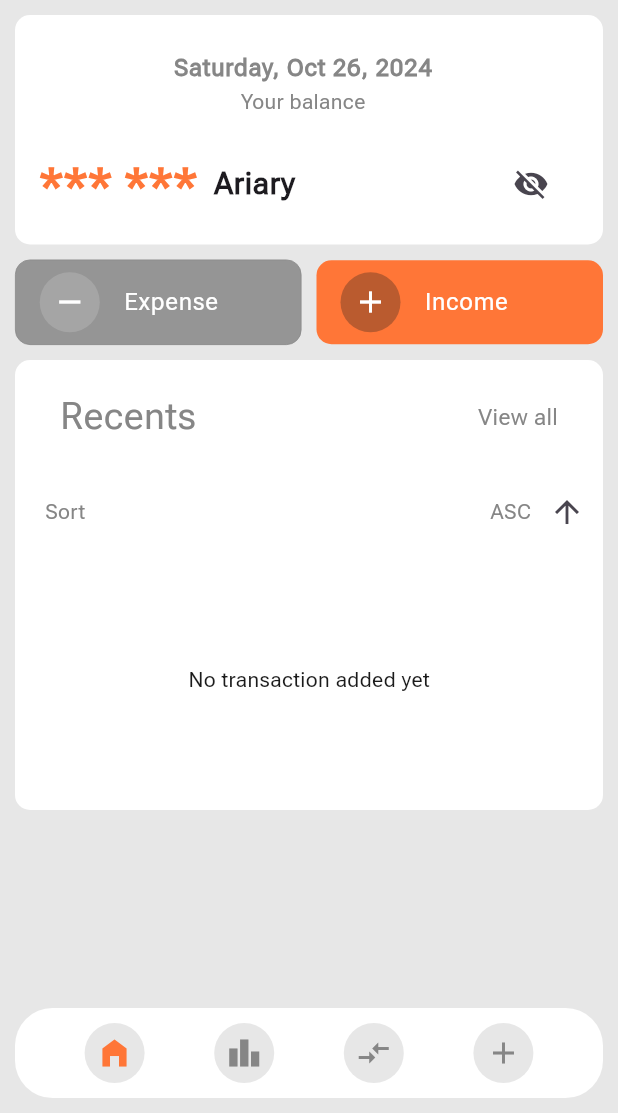
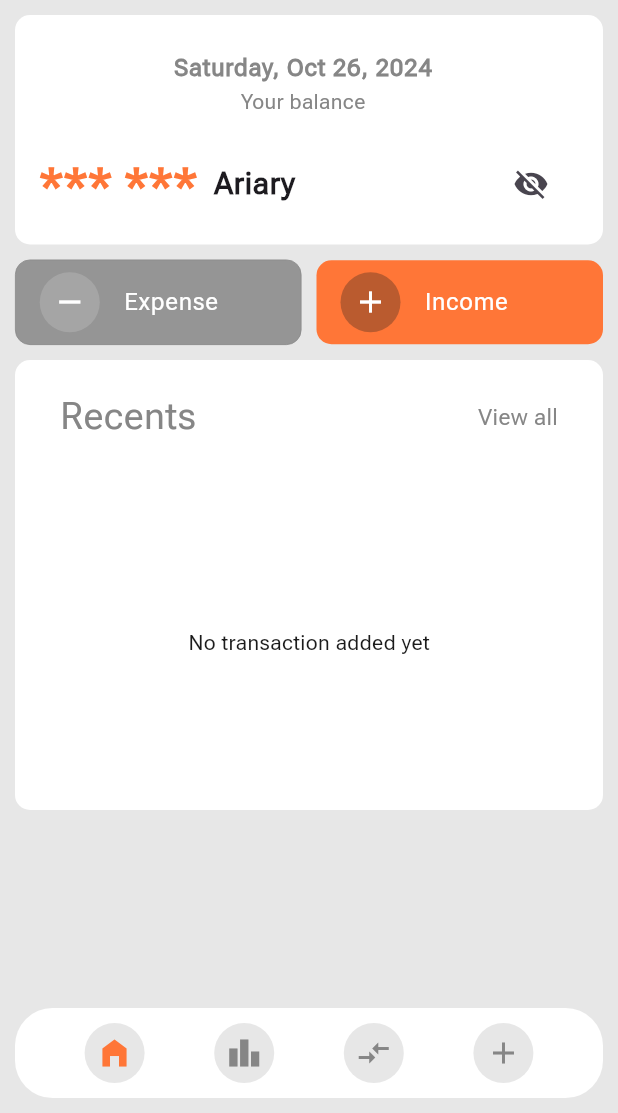
Before and after one commit to tsizehena223/gestia, a Flutter app: the TransactionHistoryList screen opened directly, after a tap on the "home filled" icon, on a phone screen of 412 x 824 dp, the part 123-1236 px from its top. Run offline on Flutter 3.47's test engine with Material 3 defaults, Android fonts, the phone set to English and light mode, and no system bars; our stand-ins replace device_preview, fl_chart, flutter_svg, hive, hive_flutter, shared_preferences; accounts and stored records are empty; statements that could not run were skipped.

Commit message:
update ui

```diff
--- a/lib/view/components/list_transaction_history_widget.dart
+++ b/lib/view/components/list_transaction_history_widget.dart
@@ -46,7 +46,6 @@ class _ListTransactionHistoryWidgetState
                 'Sort by',
                 style: TextStyle(
                   color: Theme.of(context).focusColor,
-                  decoration: TextDecoration.underline,
                 ),
               ),
               IconButton(
--- a/lib/view/components/list_transaction_widget.dart
+++ b/lib/view/components/list_transaction_widget.dart
@@ -80,7 +80,9 @@ class _ListTransactionWidgetState extends State<ListTransactionWidget> {
     return Column(
       children: [
         // Sorting toggle button
-        Row(
+        Visibility(
+          visible: !widget.isPreview,
+          child: Row(
             mainAxisAlignment: MainAxisAlignment.spaceBetween,
             children: [
               Container(
@@ -95,10 +97,6 @@ class _ListTransactionWidgetState extends State<ListTransactionWidget> {
               Row(
                 mainAxisAlignment: MainAxisAlignment.end,
                 children: [
-                Text(
-                  _isAscending ? 'ASC' : 'DESC',
-                  style: TextStyle(color: Theme.of(context).focusColor),
-                ),
                   IconButton(
                     icon: Icon(_isAscending ? Icons.arrow_upward : Icons.arrow_downward),
                     onPressed: () {
@@ -111,6 +109,7 @@ class _ListTransactionWidgetState extends State<ListTransactionWidget> {
               )
 
             ],
+          ),
         ),
         Expanded(
           child: ValueListenableBuilder(
```
Lines whose indentation alone changed are shown as unchanged.
